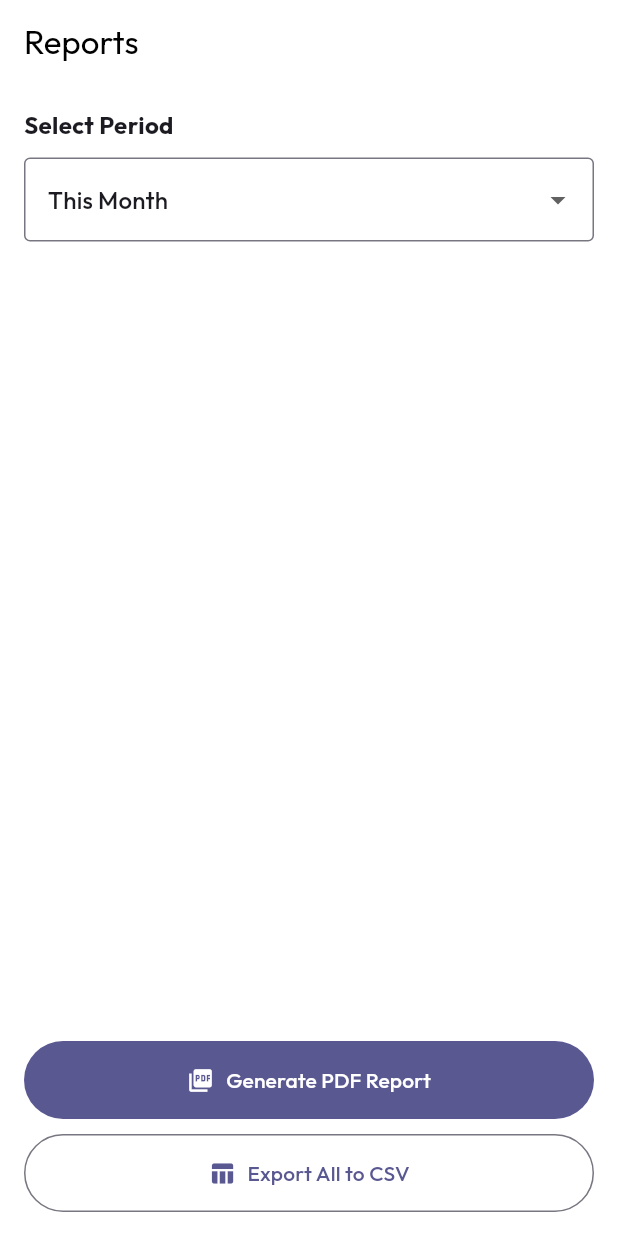
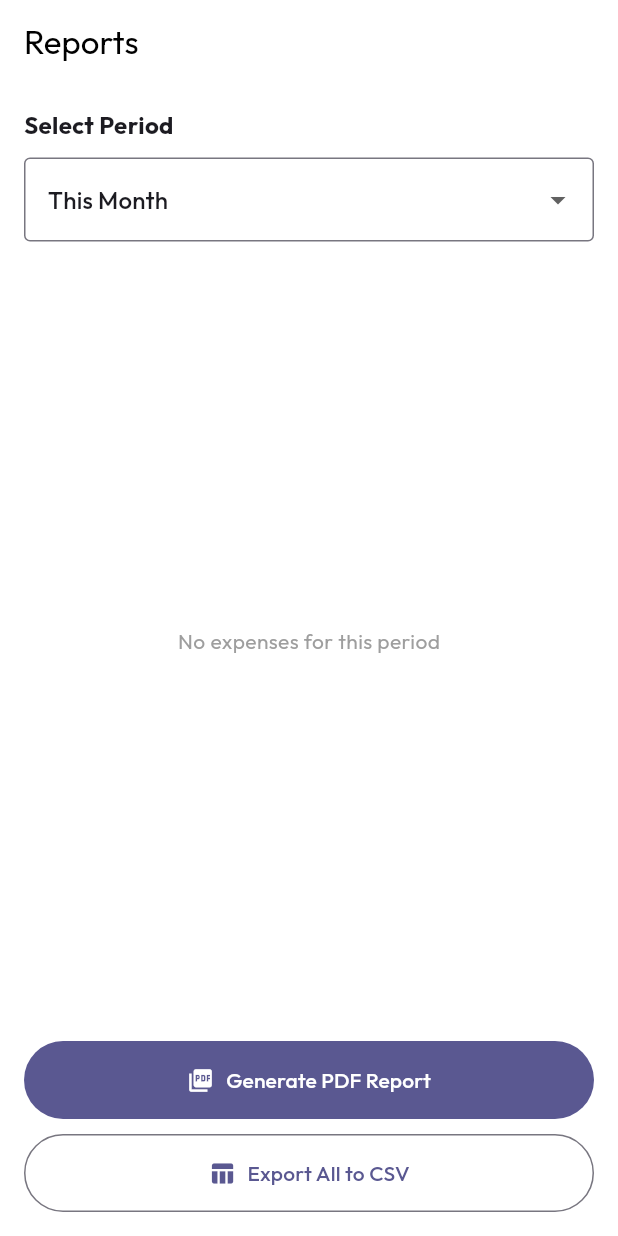
Before and after one commit to imeshanupama/fintrack, a Flutter app: the ReportScreen screen opened by its route, on a phone screen of 412 x 824 dp. Run offline on Flutter 3.47's test engine with Material 3 defaults, Android fonts, the phone set to English and light mode, and no system bars; our stand-ins replace cloud_firestore, csv, firebase_auth, firebase_core, fl_chart, flutter_animate and 16 more; missing offline and left inert: google_mlkit_text_recognition; accounts and stored records are empty.

Commit message:
Goal: Add a Pie Chart to the Reports screen. Library: Using fl_chart (already available). Features: Visual breakdown of expenses by category for the selected period.

```diff
--- a/lib/features/reports/presentation/screens/report_screen.dart
+++ b/lib/features/reports/presentation/screens/report_screen.dart
@@ -2,11 +2,13 @@ import 'package:flutter/material.dart';
 import 'package:flutter_riverpod/flutter_riverpod.dart';
 import 'package:google_fonts/google_fonts.dart';
 import 'package:intl/intl.dart';
+import 'package:fl_chart/fl_chart.dart';
 import '../../data/report_provider.dart';
 import '../../../settings/application/data_export_service.dart';
 import '../../../transactions/presentation/transactions_provider.dart';
 import '../../../settings/presentation/settings_provider.dart';
 import '../../../transactions/domain/transaction.dart';
+import '../../../transactions/domain/transaction_type.dart';
 
 class ReportScreen extends ConsumerStatefulWidget {
   const ReportScreen({super.key});
@@ -63,7 +65,16 @@ class _ReportScreenState extends ConsumerState<ReportScreen> {
                 textAlign: TextAlign.center,
               ),
             ],
-            const Spacer(),
+
+
+            const SizedBox(height: 20),
+
+            // Pie Chart Section
+            Expanded(
+              child: _buildCategoryPieChart(ref, settings.currency),
+            ),
+
+            const SizedBox(height: 20),
             FilledButton.icon(
               onPressed: _isGenerating ? null : () => _generateReport(settings.currency),
               icon: _isGenerating
@@ -184,4 +195,109 @@ class _ReportScreenState extends ConsumerState<ReportScreen> {
       }
     }
   }
+
+
+  Widget _buildCategoryPieChart(WidgetRef ref, String currency) {
+    // 1. Filter Transactions for current range
+    final now = DateTime.now();
+    DateTime start;
+    DateTime end = now;
+
+    switch (_selectedPeriod) {
+        case 'This Month':
+          start = DateTime(now.year, now.month, 1);
+          break;
+        case 'Last Month':
+          start = DateTime(now.year, now.month - 1, 1);
+          end = DateTime(now.year, now.month, 0, 23, 59, 59);
+          break;
+        case 'This Year':
+          start = DateTime(now.year, 1, 1);
+          break;
+        case 'Custom':
+          if (_customRange == null) return const SizedBox.shrink();
+          start = _customRange!.start;
+          end = _customRange!.end.add(const Duration(hours: 23, minutes: 59, seconds: 59));
+          break;
+        default:
+          start = DateTime(now.year, now.month, 1);
+    }
+
+    final transactions = ref.watch(transactionsProvider);
+    final filtered = transactions.where((t) {
+       return t.type == TransactionType.expense &&
+              t.date.isAfter(start.subtract(const Duration(seconds: 1))) &&
+              t.date.isBefore(end.add(const Duration(seconds: 1)));
+    }).toList();
+
+    if (filtered.isEmpty) {
+      return Center(child: Text('No expenses for this period', style: GoogleFonts.outfit(color: Colors.grey)));
+    }
+
+    // 2. Aggregate by Category
+    final Map<String, double> categoryTotals = {};
+    for (var t in filtered) {
+       categoryTotals.update(t.categoryId, (val) => val + t.amount, ifAbsent: () => t.amount);
+    }
+
+    // 3. Build Sections
+    final total = categoryTotals.values.fold(0.0, (sum, val) => sum + val);
+    final sortedKeys = categoryTotals.keys.toList()..sort((a,b) => categoryTotals[b]!.compareTo(categoryTotals[a]!));
+
+    // Basic Color Palette
+    final colors = [
+       Colors.blue, Colors.red, Colors.green, Colors.orange, Colors.purple, Colors.teal, Colors.pink, Colors.brown
+    ];
+
+    return Row(
+      children: [
+        // Chart
+        Expanded(
+          flex: 2,
+          child: PieChart(
+            PieChartData(
+              sectionsSpace: 2,
+              centerSpaceRadius: 40,
+              sections: sortedKeys.asMap().entries.map((entry) {
+                 final index = entry.key;
+                 final category = entry.value;
+                 final value = categoryTotals[category]!;
+                 final percentage = (value / total) * 100;
+                 final color = colors[index % colors.length];
+
+                 return PieChartSectionData(
+                   color: color,
+                   value: value,
+                   title: '${percentage.toStringAsFixed(0)}%',
+                   radius: 50,
+                   titleStyle: GoogleFonts.outfit(fontSize: 12, fontWeight: FontWeight.bold, color: Colors.white),
+                 );
+              }).toList(),
+            ),
+          ),
+        ),
+        // Legend
+        Expanded(
+          flex: 1,
+          child: ListView.builder(
+            itemCount: sortedKeys.length,
+            itemBuilder: (context, index) {
+               final category = sortedKeys[index];
+               final color = colors[index % colors.length];
+               return Padding(
+                 padding: const EdgeInsets.symmetric(vertical: 4),
+                 child: Row(
+                   children: [
+                     Container(width: 12, height: 12, color: color),
+                     const SizedBox(width: 8),
+                     Expanded(child: Text(category, style: GoogleFonts.outfit(fontSize: 12), overflow: TextOverflow.ellipsis)),
+                   ],
+                 ),
+               );
+            },
+          ),
+        ),
+      ],
+    );
+  }
 }
```
Also changed, not shown: 1 other file.
